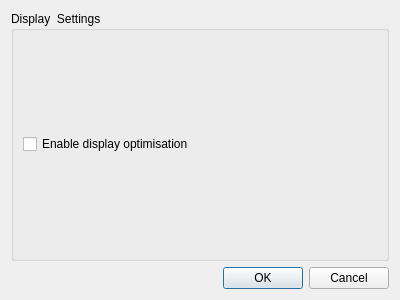
This is PianoBooster/src/GuiPreferencesDialog.ui in chrisballinger/PianoBooster as Qt 5 draws it before an edit. The edited form follows.
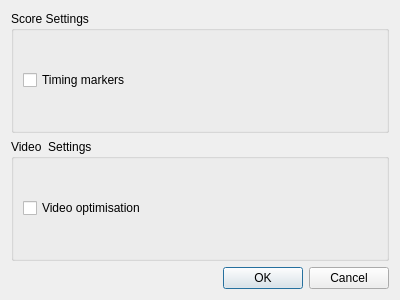
This is the edited form.

What changed in the file:
```diff
--- a/PianoBooster/src/GuiPreferencesDialog.ui
+++ b/PianoBooster/src/GuiPreferencesDialog.ui
@@ -13,16 +13,38 @@
    <string>Dialog</string>
   </property>
   <layout class="QVBoxLayout" name="verticalLayout_2" >
+   <item>
+    <widget class="QGroupBox" name="groupBox_2" >
+     <property name="title" >
+      <string>Score Settings</string>
+     </property>
+     <layout class="QVBoxLayout" name="verticalLayout_3" >
+      <item>
+       <widget class="QCheckBox" name="timingMarkersCheck" >
+        <property name="sizePolicy" >
+         <sizepolicy vsizetype="Fixed" hsizetype="Maximum" >
+          <horstretch>0</horstretch>
+          <verstretch>0</verstretch>
+         </sizepolicy>
+        </property>
+        <property name="text" >
+         <string>Timing markers</string>
+        </property>
+       </widget>
+      </item>
+     </layout>
+    </widget>
+   </item>
    <item>
     <widget class="QGroupBox" name="groupBox" >
      <property name="title" >
-      <string>Display  Settings</string>
+      <string>Video  Settings</string>
      </property>
      <layout class="QVBoxLayout" name="verticalLayout" >
       <item>
        <widget class="QCheckBox" name="displayOptimiseCheck" >
         <property name="text" >
-         <string>Enable display optimisation</string>
+         <string>Video optimisation</string>
         </property>
        </widget>
       </item>
```
Left out of the diff: 2 changed lines with no effect on the pictures.
